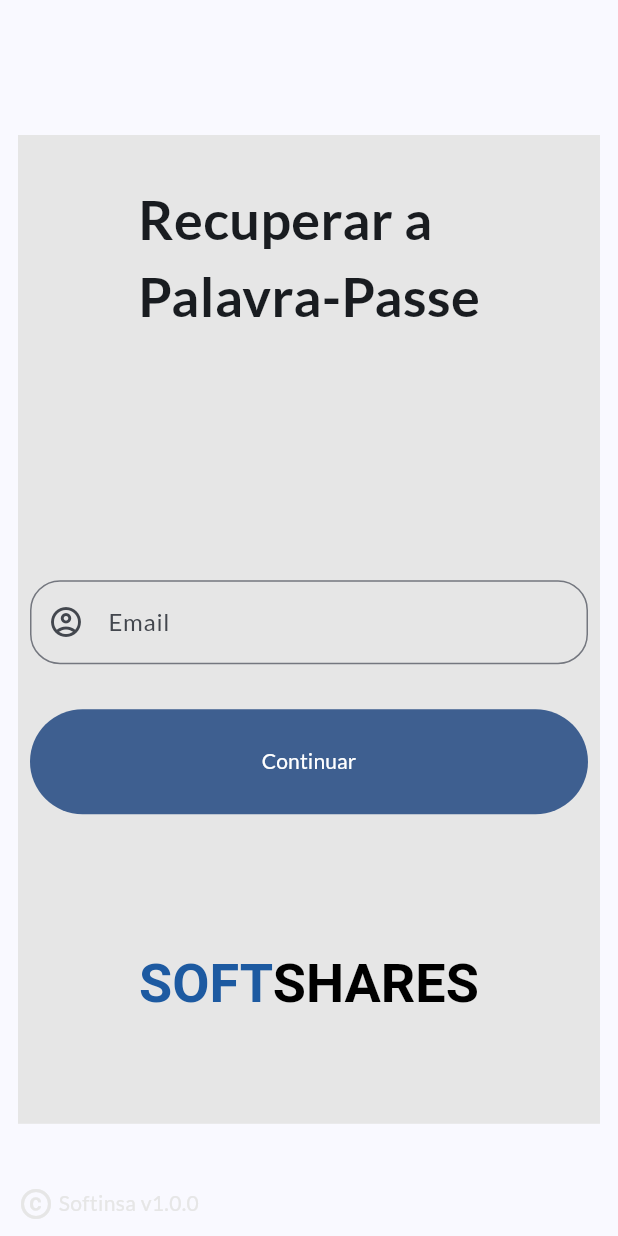
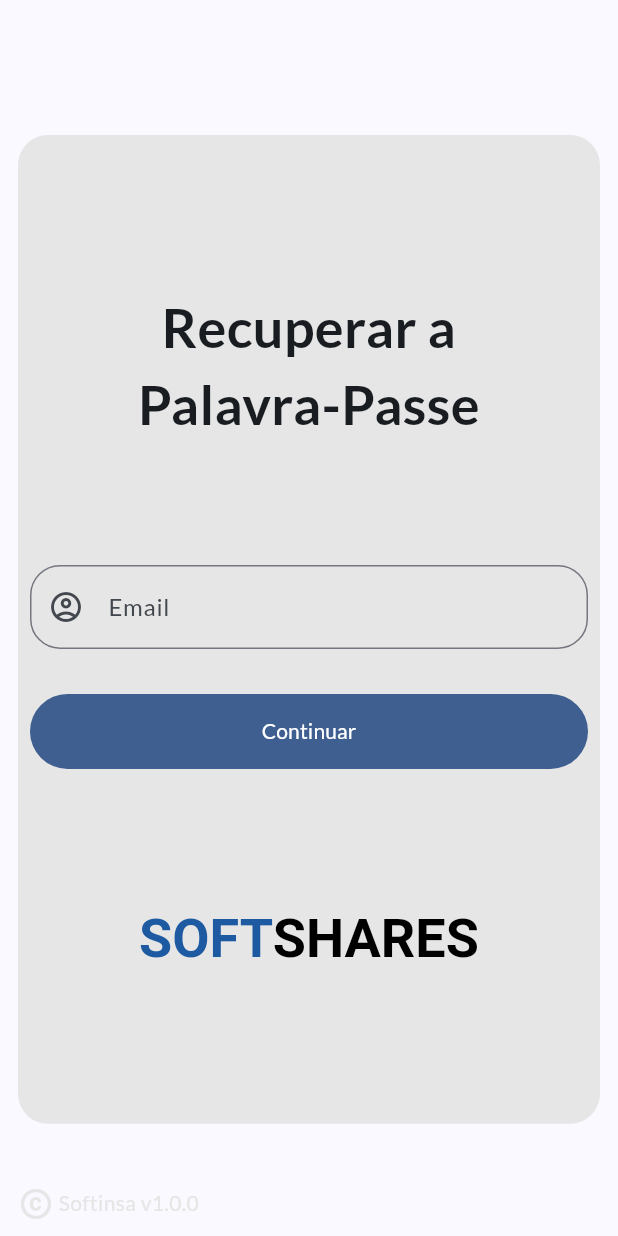
Before and after one commit to asousapt/softshares_mobile, a Flutter app: the screen it shows after launch, after a tap on "Clique aqui", on a phone screen of 412 x 824 dp. Run offline on Flutter 3.47's test engine with Material 3 defaults, Android fonts, the phone set to English and light mode, and no system bars; our stand-ins replace font_awesome_flutter, google_fonts, package_info_plus, table_calendar, transparent_image; missing offline and left inert: country_flags; generated files the repository leaves out were written again.

Commit message:
Fix do ecra de recuperar password e login

```diff
--- a/lib/screens/Login/login.dart
+++ b/lib/screens/Login/login.dart
@@ -184,10 +184,8 @@ class _EcraLoginState extends State<EcraLogin> {
                                 ],
                               ),
 
-                              Container(
-                                padding: EdgeInsets.fromLTRB(0, 20, 0, 20),
-                                child: SizedBox(
-                                  height: 70,
+                              SizedBox(
+                                height: 50,
                                 width: double.infinity,
                                 child: FilledButton(
                                   onPressed: () {
@@ -198,7 +196,6 @@ class _EcraLoginState extends State<EcraLogin> {
                                   },
                                   child:
                                       Text(AppLocalizations.of(context)!.login),
-                                  ),
                                 ),
                               ),
                               // Esqueceu a password
@@ -212,7 +209,10 @@ class _EcraLoginState extends State<EcraLogin> {
                                     ),
                                   ),
                                   TextButton(
-                                    onPressed: () {Navigator.pushNamed(context, "/recuperarPass");},
+                                    onPressed: () {
+                                      Navigator.pushNamed(
+                                          context, "/recuperarPass");
+                                    },
                                     child: Text(
                                       AppLocalizations.of(context)!.clickHere,
                                       style: const TextStyle(
--- a/lib/screens/Login/recuperar_pass.dart
+++ b/lib/screens/Login/recuperar_pass.dart
@@ -70,29 +70,31 @@ class _EcraRecPassState extends State<EcraRecPass> {
       body: Padding(
         padding: const EdgeInsets.only(left: 12, right: 12, top: 90),
         child: SingleChildScrollView(
-          child: Container(
-            height: (MediaQuery.of(context).size.height) * 1 -
-                90, // Adjust height as needed
           child: Column(
             children: [
               Container(
                 height: (MediaQuery.of(context).size.height) * 0.8,
+                decoration: BoxDecoration(
+                  borderRadius: BorderRadius.circular(20),
                   color: Theme.of(context).canvasColor,
+                ),
                 child: Column(
+                  mainAxisAlignment: MainAxisAlignment.center,
                   children: [
                     const SizedBox(height: 30),
                     Text(
+                      textAlign: TextAlign.center,
                       AppLocalizations.of(context)!.recuperarPass,
-                        style: TextStyle(
+                      style: const TextStyle(
                         fontSize: 36,
                         fontWeight: FontWeight.bold,
                       ),
                     ),
                     SizedBox(
-                          height: (MediaQuery.of(context).size.height) * 0.20),
+                        height: (MediaQuery.of(context).size.height) * 0.10),
                     Container(
-                        margin: const EdgeInsets.only(
-                            left: 8, right: 8, bottom: 30),
+                      margin:
+                          const EdgeInsets.only(left: 8, right: 8, bottom: 30),
                       child: Form(
                         key: _formKey,
                         child: Column(
@@ -102,8 +104,7 @@ class _EcraRecPassState extends State<EcraRecPass> {
                               controller: controlEmail,
                               decoration: const InputDecoration(
                                 labelText: "Email",
-                                  prefixIcon:
-                                      Icon(Icons.account_circle_outlined),
+                                prefixIcon: Icon(Icons.account_circle_outlined),
                               ),
                               validator: (value) {
                                 if (value == null ||
@@ -116,22 +117,23 @@ class _EcraRecPassState extends State<EcraRecPass> {
                               },
                             ),
                             Container(
-                                padding: EdgeInsets.fromLTRB(0, 30, 0, 10),
+                              padding: const EdgeInsets.fromLTRB(0, 30, 0, 10),
                               child: SizedBox(
-                                  height: 70,
+                                height: 50,
                                 width: double.infinity,
                                 child: FilledButton(
                                   onPressed: () {
-                                      Navigator.pushNamed(context, '/confirmarID');
+                                    Navigator.pushNamed(
+                                        context, '/confirmarID');
                                   },
-                                    child: Text(AppLocalizations.of(context)!
-                                        .continuar),
+                                  child: Text(
+                                      AppLocalizations.of(context)!.continuar),
                                 ),
                               ),
                             ),
                             SizedBox(
-                                  height: (MediaQuery.of(context).size.height) *
-                                      0.1),
+                                height:
+                                    (MediaQuery.of(context).size.height) * 0.1),
                             Logo()
                           ],
                         ),
@@ -159,7 +161,6 @@ class _EcraRecPassState extends State<EcraRecPass> {
           ),
         ),
       ),
-      ),
     );
   }
 }
```
Lines whose indentation alone changed are shown as unchanged.
